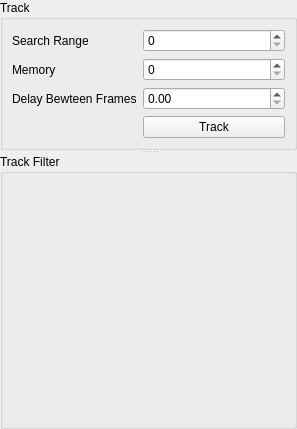
This is src/napari_intensity_step_detection/main_panel_widget/tracking_widget.ui in zeroth/napari-intensity-step-detection as Qt 5 draws it before an edit. The edited form follows.
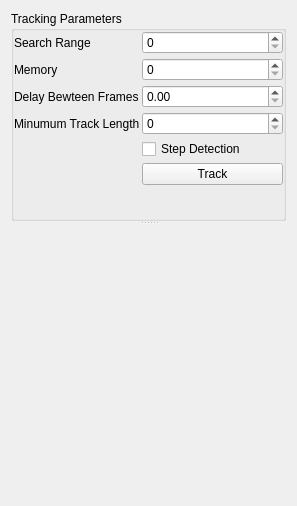
This is the edited form.

Commit message: single track explorer works

```diff
--- a/src/napari_intensity_step_detection/main_panel_widget/tracking_widget.ui
+++ b/src/napari_intensity_step_detection/main_panel_widget/tracking_widget.ui
@@ -8,29 +8,15 @@
                 <x>0</x>
                 <y>0</y>
                 <width>297</width>
-                <height>429</height>
+    <height>506</height>
             </rect>
         </property>
         <property name="windowTitle">
             <string>Widget</string>
         </property>
-        <layout class="QVBoxLayout"
-                name="verticalLayout_2">
-            <property name="leftMargin">
-                <number>0</number>
-            </property>
-            <property name="topMargin">
-                <number>0</number>
-            </property>
-            <property name="rightMargin">
-                <number>0</number>
-            </property>
-            <property name="bottomMargin">
-                <number>0</number>
-            </property>
-            <item>
-                <widget class="QSplitter"
-                        name="splitter">
+  <layout class="QGridLayout" name="gridLayout">
+   <item row="0" column="0">
+    <widget class="QSplitter" name="splitter">
                     <property name="orientation">
                         <enum>Qt::Vertical</enum>
                     </property>
@@ -39,69 +25,108 @@
                         <property name="minimumSize">
                             <size>
                                 <width>0</width>
-                                <height>150</height>
+        <height>200</height>
                             </size>
                         </property>
                         <property name="maximumSize">
                             <size>
                                 <width>16777215</width>
-                                <height>150</height>
+        <height>210</height>
                             </size>
                         </property>
                         <property name="title">
-                            <string>Track</string>
-                        </property>
-                        <layout class="QVBoxLayout"
-                                name="verticalLayout_3">
-                            <item>
-                                <layout class="QFormLayout"
-                                        name="formLayout">
-                                    <item row="0"
-                                          column="0">
-                                        <widget class="QLabel"
-                                                name="searchRangeLabel">
+       <string>Tracking Parameters</string>
+      </property>
+      <layout class="QGridLayout" name="gridLayout_2">
+       <property name="leftMargin">
+        <number>0</number>
+       </property>
+       <property name="topMargin">
+        <number>0</number>
+       </property>
+       <property name="rightMargin">
+        <number>0</number>
+       </property>
+       <property name="bottomMargin">
+        <number>0</number>
+       </property>
+       <property name="horizontalSpacing">
+        <number>0</number>
+       </property>
+       <property name="verticalSpacing">
+        <number>2</number>
+       </property>
+       <item row="0" column="0">
+        <layout class="QFormLayout" name="formLayout">
+         <property name="horizontalSpacing">
+          <number>2</number>
+         </property>
+         <property name="verticalSpacing">
+          <number>4</number>
+         </property>
+         <item row="0" column="0">
+          <widget class="QLabel" name="searchRangeLabel">
                                             <property name="text">
                                                 <string>Search Range</string>
                                             </property>
                                         </widget>
                                     </item>
-                                    <item row="0"
-                                          column="1">
-                                        <widget class="QSpinBox"
-                                                name="sbSearchRange" />
-                                    </item>
-                                    <item row="1"
-                                          column="0">
-                                        <widget class="QLabel"
-                                                name="memoryLabel">
+         <item row="0" column="1">
+          <widget class="QSpinBox" name="sbSearchRange"/>
+         </item>
+         <item row="1" column="0">
+          <widget class="QLabel" name="memoryLabel">
                                             <property name="text">
                                                 <string>Memory</string>
                                             </property>
                                         </widget>
                                     </item>
-                                    <item row="1"
-                                          column="1">
-                                        <widget class="QSpinBox"
-                                                name="sbMemory" />
-                                    </item>
-                                    <item row="2"
-                                          column="0">
-                                        <widget class="QLabel"
-                                                name="deltaLabel">
+         <item row="1" column="1">
+          <widget class="QSpinBox" name="sbMemory"/>
+         </item>
+         <item row="2" column="0">
+          <widget class="QLabel" name="deltaLabel">
                                             <property name="text">
                                                 <string>Delay Bewteen Frames</string>
                                             </property>
                                         </widget>
                                     </item>
-                                    <item row="2"
-                                          column="1">
-                                        <widget class="QDoubleSpinBox"
-                                                name="sbDelta" />
-                                    </item>
-                                    <item row="3"
-                                          column="1">
-                                        <widget class="QPushButton"
-                                                name="btnTrack">
+         <item row="2" column="1">
+          <widget class="QDoubleSpinBox" name="sbDelta"/>
+         </item>
+         <item row="3" column="0">
+          <widget class="QLabel" name="minFrames">
+           <property name="text">
+            <string>Minumum Track Length</string>
+           </property>
+          </widget>
+         </item>
+         <item row="3" column="1">
+          <widget class="QSpinBox" name="sbMinLength"/>
+         </item>
+         <item row="4" column="0">
+          <widget class="QLabel" name="label">
+           <property name="text">
+            <string/>
+           </property>
+          </widget>
+         </item>
+         <item row="4" column="1">
+          <widget class="QCheckBox" name="cbStepDetection">
+           <property name="text">
+            <string>Step Detection</string>
+           </property>
+          </widget>
+         </item>
+         <item row="5" column="0">
+          <widget class="QLabel" name="label_2">
+           <property name="text">
+            <string/>
+           </property>
+          </widget>
+         </item>
+         <item row="5" column="1">
+          <widget class="QPushButton" name="btnTrack">
                                             <property name="text">
                                                 <string>Track</string>
                                             </property>
@@ -111,45 +136,11 @@
                             </item>
                         </layout>
                     </widget>
-                    <widget class="QGroupBox"
-                            name="grFilter">
-                        <property name="sizePolicy">
-                            <sizepolicy hsizetype="Expanding"
-                                        vsizetype="Preferred">
-                                <horstretch>0</horstretch>
-                                <verstretch>0</verstretch>
-                            </sizepolicy>
-                        </property>
-                        <property name="title">
-                            <string>Track Filter</string>
-                        </property>
-                        <layout class="QVBoxLayout"
-                                name="verticalLayout">
-                            <item>
-                                <widget class="QWidget"
-                                        name="filterView"
-                                        native="true">
-                                    <property name="sizePolicy">
-                                        <sizepolicy hsizetype="Expanding"
-                                                    vsizetype="Preferred">
-                                            <horstretch>0</horstretch>
-                                            <verstretch>0</verstretch>
-                                        </sizepolicy>
-                                    </property>
-                                    <property name="maximumSize">
-                                        <size>
-                                            <width>16777215</width>
-                                            <height>16777215</height>
-                                        </size>
-                                    </property>
+     <widget class="QWidget" name="trackingView" native="true"/>
                                 </widget>
                             </item>
                         </layout>
                     </widget>
-                </widget>
-            </item>
-        </layout>
-    </widget>
-    <resources />
-    <connections />
+ <resources/>
+ <connections/>
 </ui>
```
Left out of the diff: 6 changed lines with no effect on the pictures. Lines whose indentation alone changed are shown as unchanged. The commit also changes 8 other files.
